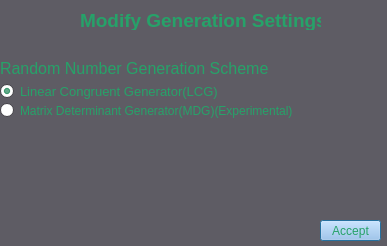
Old version of the form Black-Cat-App/passgen_settings.ui in the repository jackr276/BlackCat.
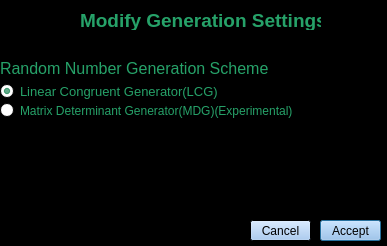
New version of the form.

Commit message: updated coloring, added cancel button

What changed in the file:
```diff
--- a/Black-Cat-App/passgen_settings.ui
+++ b/Black-Cat-App/passgen_settings.ui
@@ -34,18 +34,18 @@
      <colorrole role="ButtonText">
       <brush brushstyle="SolidPattern">
        <color alpha="255">
-        <red>38</red>
-        <green>162</green>
-        <blue>105</blue>
+        <red>0</red>
+        <green>0</green>
+        <blue>0</blue>
        </color>
       </brush>
      </colorrole>
      <colorrole role="Window">
       <brush brushstyle="SolidPattern">
        <color alpha="255">
-        <red>94</red>
-        <green>92</green>
-        <blue>100</blue>
+        <red>0</red>
+        <green>0</green>
+        <blue>0</blue>
        </color>
       </brush>
      </colorrole>
@@ -72,18 +72,18 @@
      <colorrole role="ButtonText">
       <brush brushstyle="SolidPattern">
        <color alpha="255">
-        <red>38</red>
-        <green>162</green>
-        <blue>105</blue>
+        <red>0</red>
+        <green>0</green>
+        <blue>0</blue>
        </color>
       </brush>
      </colorrole>
      <colorrole role="Window">
       <brush brushstyle="SolidPattern">
        <color alpha="255">
-        <red>94</red>
-        <green>92</green>
-        <blue>100</blue>
+        <red>0</red>
+        <green>0</green>
+        <blue>0</blue>
        </color>
       </brush>
      </colorrole>
@@ -92,18 +92,18 @@
      <colorrole role="Base">
       <brush brushstyle="SolidPattern">
        <color alpha="255">
-        <red>94</red>
-        <green>92</green>
-        <blue>100</blue>
+        <red>0</red>
+        <green>0</green>
+        <blue>0</blue>
        </color>
       </brush>
      </colorrole>
      <colorrole role="Window">
       <brush brushstyle="SolidPattern">
        <color alpha="255">
-        <red>94</red>
-        <green>92</green>
-        <blue>100</blue>
+        <red>0</red>
+        <green>0</green>
+        <blue>0</blue>
        </color>
       </brush>
      </colorrole>
@@ -271,6 +271,56 @@
     <string>Random Number Generation Scheme</string>
    </property>
   </widget>
+  <widget class="QPushButton" name="Accept_button_2">
+   <property name="geometry">
+    <rect>
+     <x>250</x>
+     <y>220</y>
+     <width>61</width>
+     <height>21</height>
+    </rect>
+   </property>
+   <property name="palette">
+    <palette>
+     <active>
+      <colorrole role="Button">
+       <brush brushstyle="SolidPattern">
+        <color alpha="255">
+         <red>153</red>
+         <green>193</green>
+         <blue>241</blue>
+        </color>
+       </brush>
+      </colorrole>
+     </active>
+     <inactive>
+      <colorrole role="Button">
+       <brush brushstyle="SolidPattern">
+        <color alpha="255">
+         <red>153</red>
+         <green>193</green>
+         <blue>241</blue>
+        </color>
+       </brush>
+      </colorrole>
+     </inactive>
+     <disabled>
+      <colorrole role="Button">
+       <brush brushstyle="SolidPattern">
+        <color alpha="255">
+         <red>153</red>
+         <green>193</green>
+         <blue>241</blue>
+        </color>
+       </brush>
+      </colorrole>
+     </disabled>
+    </palette>
+   </property>
+   <property name="text">
+    <string>Cancel</string>
+   </property>
+  </widget>
  </widget>
  <resources/>
  <connections/>
```
The commit also changes 3 other files.
